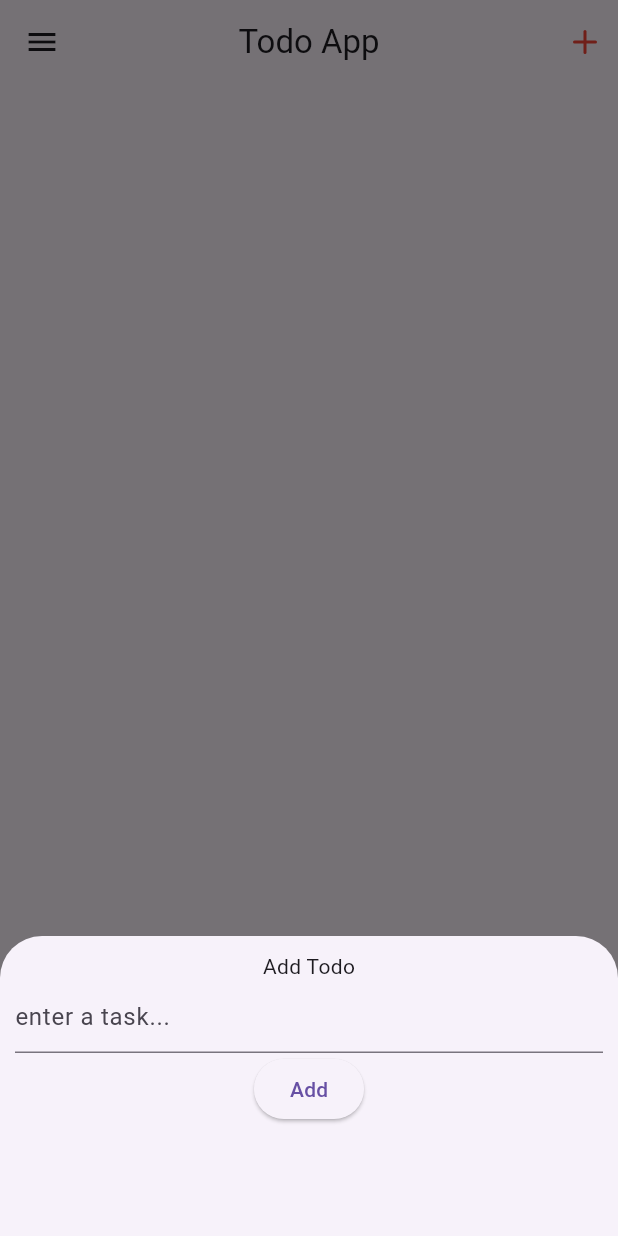
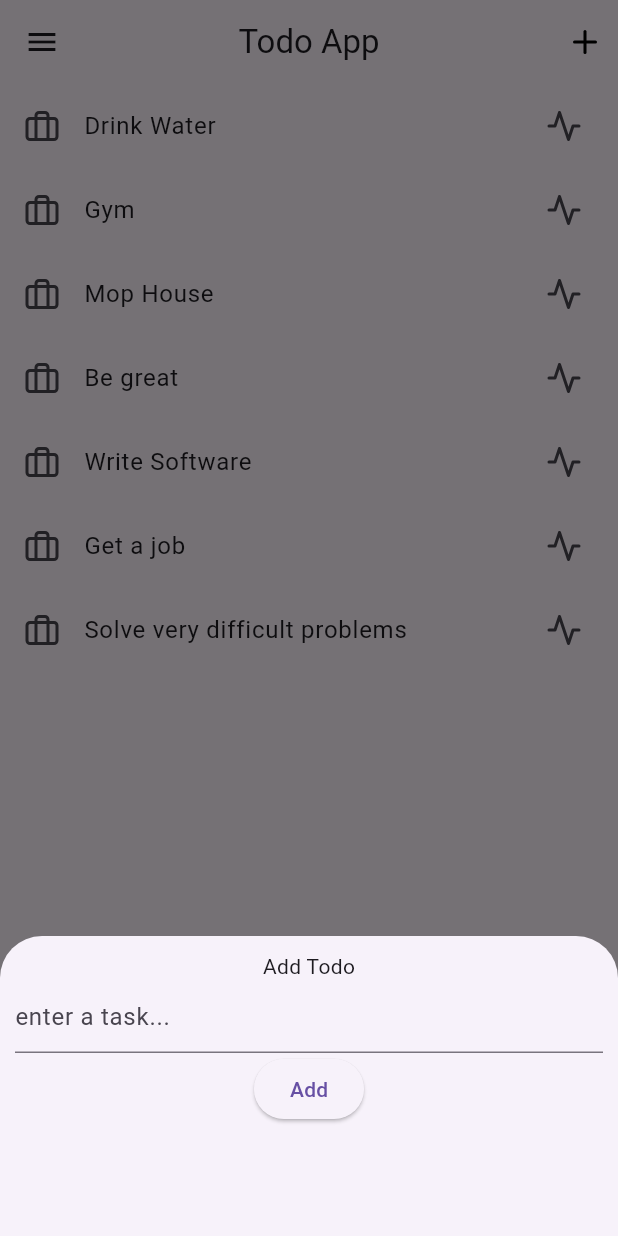
Before and after one commit to Emekaony/Todo-App, a Flutter app: the screen it shows after launch, after a tap on an icon or button, on a phone screen of 412 x 824 dp. Run offline on Flutter 3.47's test engine with Material 3 defaults, Android fonts, the phone set to English and light mode, and no system bars; our stand-ins replace feather_icons.

Commit message:
TextField UI changes

```diff
--- a/lib/add_todo.dart
+++ b/lib/add_todo.dart
@@ -1,17 +1,29 @@
 import "package:flutter/material.dart";
 
 class AddTodo extends StatefulWidget {
-  AddTodo({required this.onTextChanged, super.key});
+  AddTodo({required this.addTodo, super.key});
   // callback that signifies that something has changed!
-  final ValueChanged<String> onTextChanged;
+  final ValueChanged<String> addTodo;
 
   @override
   State<AddTodo> createState() => _AddTodoState();
 }
 
 class _AddTodoState extends State<AddTodo> {
-  TextEditingController todoText = TextEditingController();
-  // String textToChange = "";
+  final TextEditingController _todoText = TextEditingController();
+  String _hintText = "enter a task...";
+
+  void onAddPressed(String todo) {
+    if (todo.trim().isEmpty) {
+      setState(() {
+        _hintText = "you must enter an item...";
+        _todoText.selection = TextSelection.collapsed(offset: 0);
+      });
+    } else {
+      widget.addTodo(todo);
+      _todoText.text = "";
+    }
+  }
 
   @override
   Widget build(BuildContext context) {
@@ -19,14 +31,13 @@ class _AddTodoState extends State<AddTodo> {
       children: [
         Text("Add Todo"),
         TextField(
-          controller: todoText, // sync this to the controller
-          decoration: InputDecoration(hintText: "enter a task..."),
+          controller: _todoText, // sync this to the controller
+          decoration: InputDecoration(hintText: _hintText),
           autocorrect: false,
         ),
         ElevatedButton(
           onPressed: () {
-            widget.onTextChanged(todoText.text);
-            todoText.text = "";
+            onAddPressed(_todoText.text);
           },
           child: Text("Add"),
         )
--- a/lib/main_screen.dart
+++ b/lib/main_screen.dart
@@ -10,12 +10,22 @@ class MainScreen extends StatefulWidget {
 }
 
 class _MainScreenState extends State<MainScreen> {
-  String text = "";
+  List<String> todoList = [
+    "Drink Water",
+    "Gym",
+    "Mop House",
+    "Be great",
+    "Write Software",
+    "Get a job",
+    "Solve very difficult problems"
+  ];
 
-  void handleTextChanged(String newText) {
+  void handleTodoChanged(String todo) {
     setState(() {
-      text = newText;
+      todoList.insert(0, todo);
     });
+    // this pops the most recent screen, pretty cool
+    Navigator.pop(context);
   }
 
   @override
@@ -41,17 +51,18 @@ class _MainScreenState extends State<MainScreen> {
                       height: 200,
                       padding: EdgeInsets.all(10.0),
                       child: AddTodo(
-                          onTextChanged: handleTextChanged,
+                        addTodo: handleTodoChanged,
                       ),
                     ),
                   );
-                  });
+                },
+              );
             },
             child: Padding(
               padding: EdgeInsets.only(right: 10),
               child: Icon(
                 FeatherIcons.plus,
-                color: Colors.red,
+                color: Colors.black,
               ),
             ),
           )
@@ -59,8 +70,18 @@ class _MainScreenState extends State<MainScreen> {
         centerTitle: true,
         title: const Text("Todo App"),
       ),
-      body: Container(
-        child: Text(text),
+      body: ListView.builder(
+        itemCount: todoList.length,
+        itemBuilder: (BuildContext context, int idx) {
+          return ListTile(
+            onTap: () {
+              print("Clicked item in index: $idx");
+            },
+            leading: Icon(FeatherIcons.briefcase),
+            trailing: Icon(FeatherIcons.activity),
+            title: Text(todoList[idx]),
+          );
+        },
       ),
     );
   }
```
Lines whose indentation alone changed are shown as unchanged.
